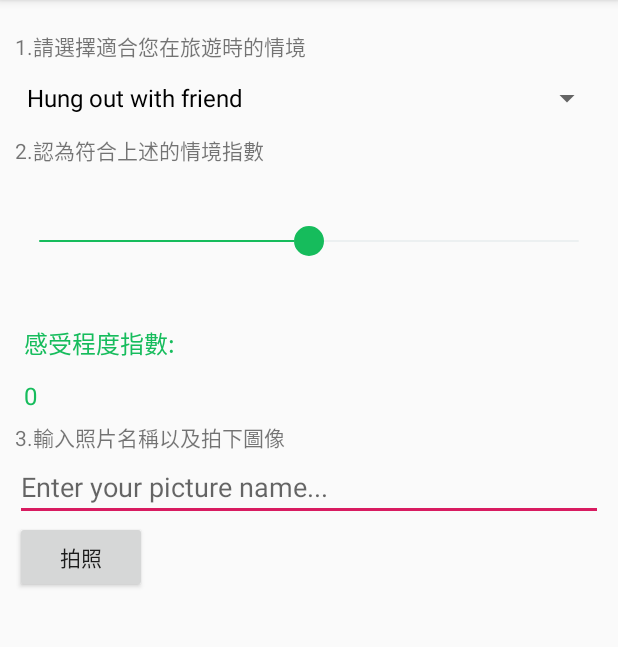
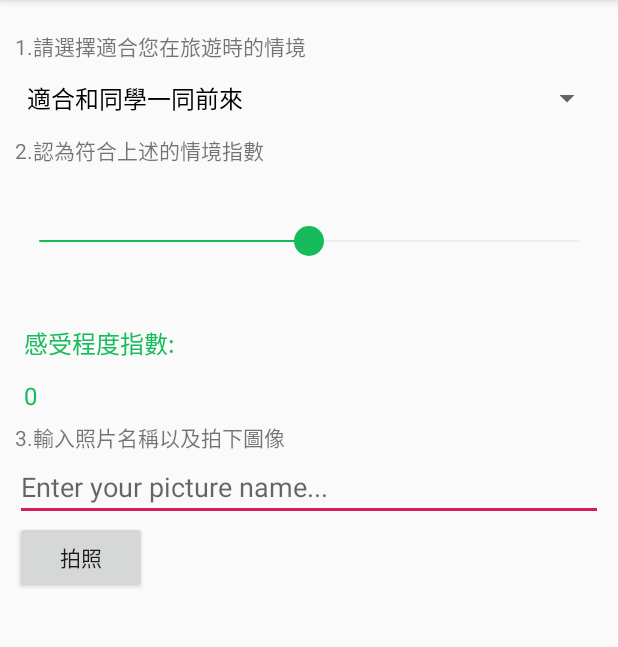
Before and after one commit to BillChun/FCU_ImageAnalysis, an Android app: the screen it shows after launch (MainActivity), on a phone screen of 412 x 824 dp, the part 84-731 px from its top. Run offline under Robolectric (Android 15) with nearby library versions, the phone set to English and light mode, and no system bars.

Commit message:
適合情境、圖片名稱支援中文化

```diff
--- a/app/src/main/res/values/strings.xml
+++ b/app/src/main/res/values/strings.xml
@@ -2,11 +2,11 @@
     <string name="app_name">FCU_Case</string>
 
     <string-array name="questions">
-    <item>Hung out with friend</item>
-    <item>Sanitary Environment</item>
-    <item>Beverage</item>
-    <item>Taiwan Local Delicacies</item>
-    <item>Area</item>
+    <item>適合和同學一同前來</item>
+    <item>乾淨的衛生環境</item>
+    <item>眾多飲料的選擇</item>
+    <item>適合吃美食的地方</item>
+    <item>環境寬闊程度</item>
 
     </string-array>
     <string name="Catch_BT">拍照</string>
```
